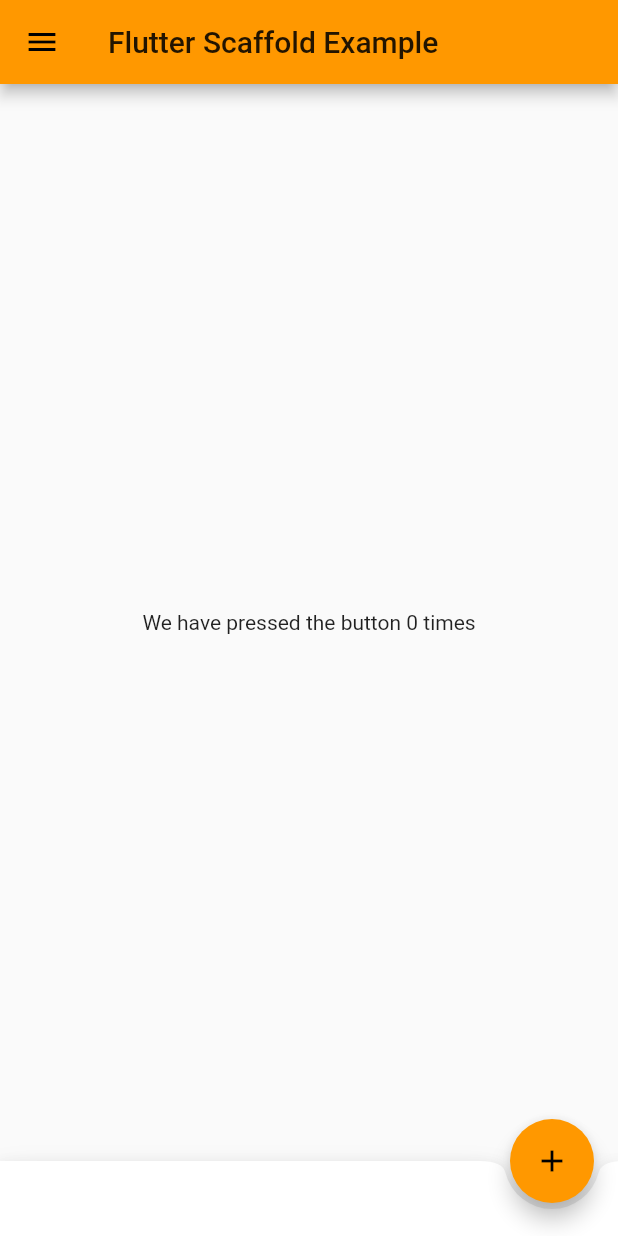
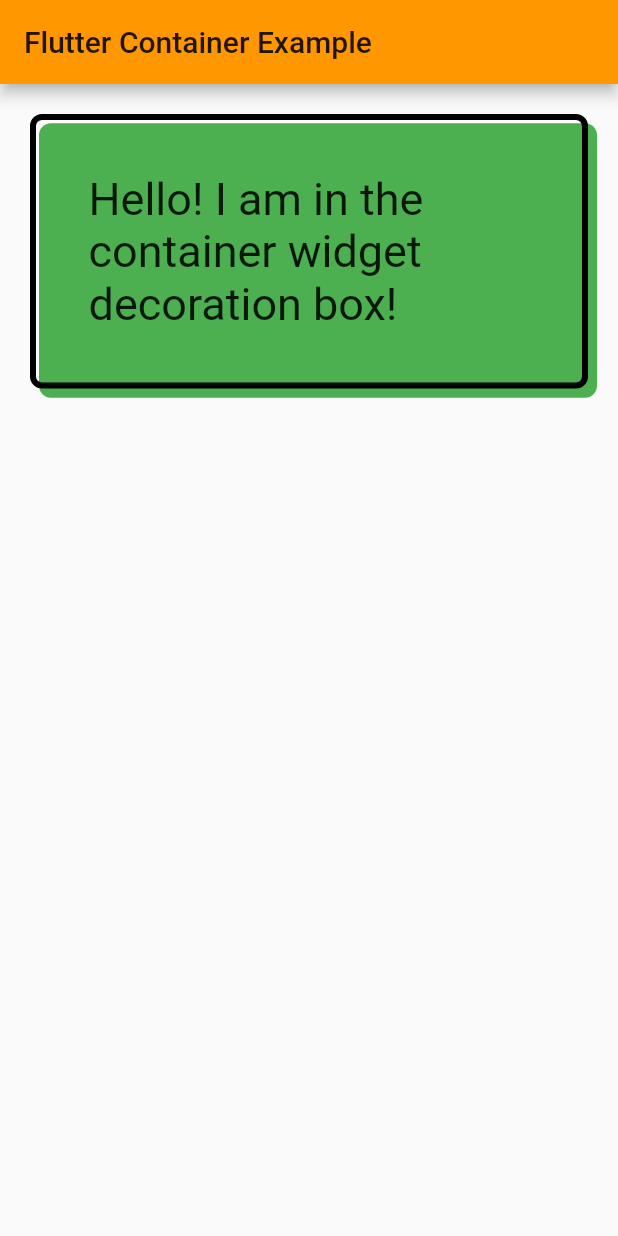
Before and after one commit to shatlykgur/imp2, a Flutter app: the screen it shows after launch, on a phone screen of 412 x 824 dp. Run offline on Flutter 3.47's test engine with Material 2 defaults, Android fonts, the phone set to English and light mode, and no system bars.

Commit message:
container widget

```diff
--- /dev/null
+++ b/lib/container_widget.dart
@@ -0,0 +1,27 @@
+import 'package:flutter/material.dart';
+
+class ContainerWidget extends StatelessWidget {
+  @override
+  Widget build(BuildContext context) {
+    return Scaffold(
+      appBar: AppBar(
+        title: Text("Flutter Container Example"),
+      ),
+      body: Container(
+        padding: EdgeInsets.all(35),
+        margin: EdgeInsets.all(20),
+        decoration: BoxDecoration(
+          border: Border.all(color: Colors.black, width: 4),
+          borderRadius: BorderRadius.circular(8),
+          boxShadow: [
+            BoxShadow(color: Colors.green, offset: Offset(6.0, 6.1)),
+          ],
+        ),
+        child: Text(
+          "Hello! I am in the container widget decoration box!",
+          style: TextStyle(fontSize: 30),
+        ),
+      ),
+    );
+  }
+}
--- a/lib/main.dart
+++ b/lib/main.dart
@@ -1,4 +1,5 @@
 import 'package:flutter/material.dart';
+import 'package:improve/container_widget.dart';
 import 'package:improve/gesture_detector.dart';
 import 'package:improve/scaffold_widget.dart';
 import 'package:improve/state_m.dart';
@@ -16,7 +17,7 @@ class MyApp extends StatelessWidget {
       theme: ThemeData(
         primarySwatch: Colors.orange,
       ),
-      home: MyScaffoldWidget(),
+      home: ContainerWidget(),
     );
   }
 }
```
